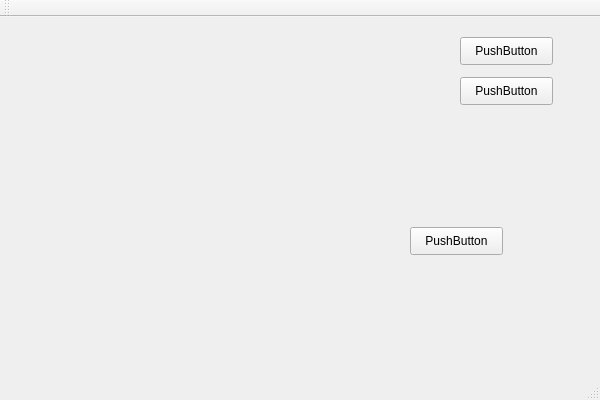
Qt form QtGuiApplication2/QtGuiApplication2.ui (minatuyang/Learning) before a commit.
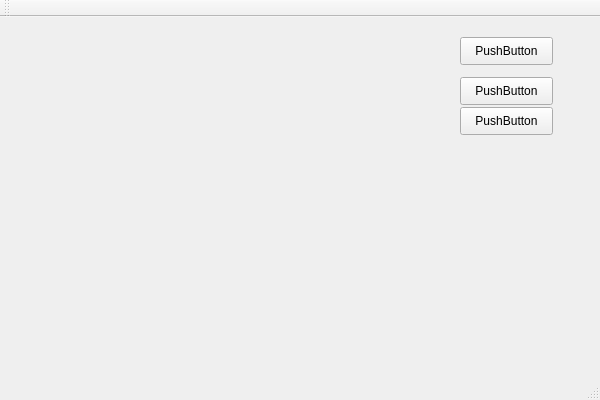
The same form after that commit.

The edit to the form file:
```diff
--- a/QtGuiApplication2/QtGuiApplication2.ui
+++ b/QtGuiApplication2/QtGuiApplication2.ui
@@ -56,8 +56,8 @@
    <widget class="QPushButton" name="pushButton_2">
     <property name="geometry">
      <rect>
-      <x>410</x>
-      <y>210</y>
+      <x>460</x>
+      <y>90</y>
       <width>93</width>
       <height>28</height>
      </rect>
```
